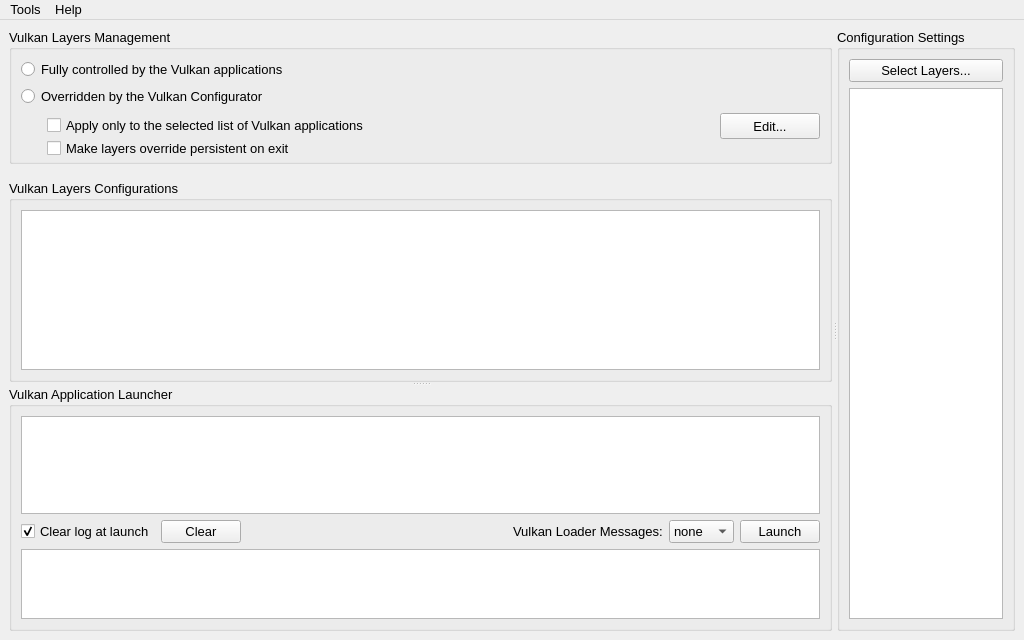
Before: the Qt Designer form vkconfig/mainwindow.ui in LunarG/VulkanTools, drawn with Qt 5.
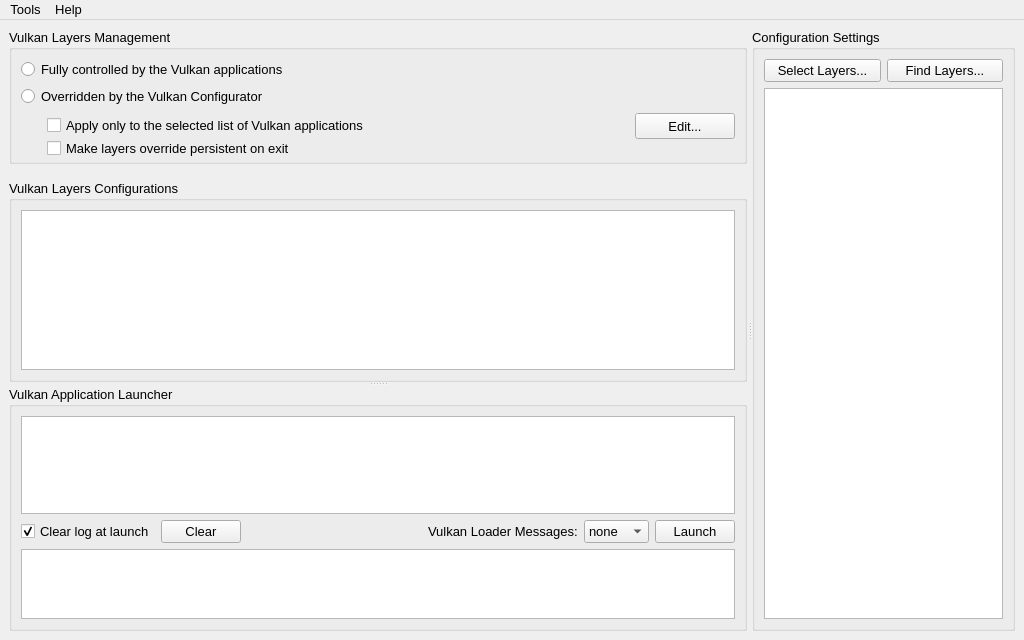
After: the same form once the commit is applied.

Commit message: vkconfig: fix layer dialog user-defined path

What changed in the file:
```diff
--- a/vkconfig/mainwindow.ui
+++ b/vkconfig/mainwindow.ui
@@ -513,7 +513,7 @@
          <property name="topMargin">
           <number>9</number>
          </property>
-         <item row="1" column="0">
+         <item row="2" column="0">
           <widget class="QTreeWidget" name="settings_tree">
            <property name="font">
             <font>
@@ -559,7 +559,9 @@
           </widget>
          </item>
          <item row="0" column="0">
-          <widget class="QPushButton" name="push_button_select_configuration">
+          <layout class="QGridLayout" name="gridLayout_5">
+           <item row="1" column="2">
+            <widget class="QPushButton" name="push_button_select_layers">
            <property name="font">
             <font>
              <family>Arial</family>
@@ -571,6 +573,21 @@
            </property>
           </widget>
          </item>
+           <item row="1" column="3">
+            <widget class="QPushButton" name="push_button_find_layers">
+             <property name="font">
+              <font>
+               <family>Arial</family>
+               <pointsize>10</pointsize>
+              </font>
+             </property>
+             <property name="text">
+              <string>Find Layers...</string>
+             </property>
+            </widget>
+           </item>
+          </layout>
+         </item>
         </layout>
        </widget>
       </widget>
```
Left out of the diff: 1 changed line with no effect on the pictures. Lines whose indentation alone changed are shown as unchanged. The commit also changes 8 other files.
